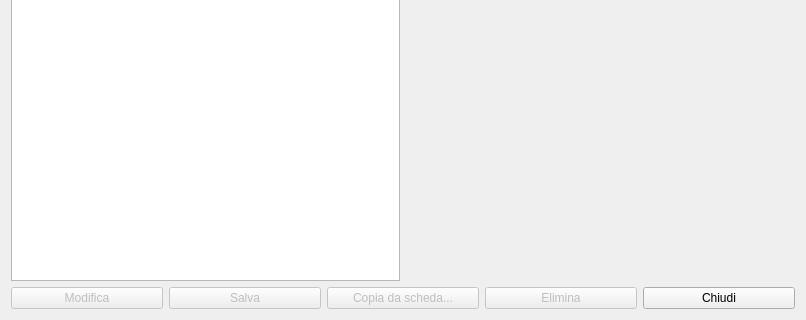
This is hschedeclienti.ui in fblabs/hamlet-mod-sancon as Qt 5 draws it before an edit; both pictures show x 0 to 806 and y 329 to 649 of the 806 by 649 pixel window. The edited form follows.
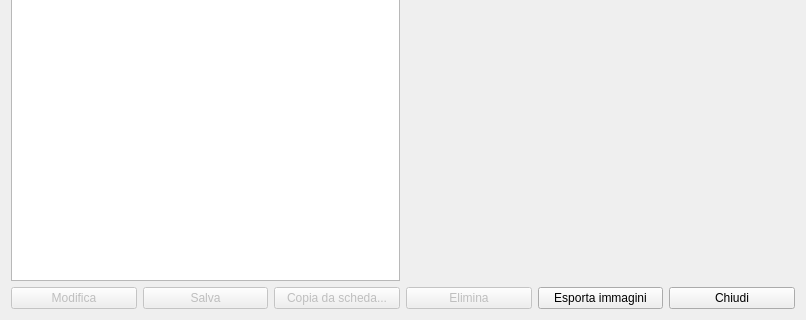
This is the edited form. Icons and pictures are not drawn. Custom widgets are drawn as their Qt base class.

Patch:
```diff
--- a/hschedeclienti.ui
+++ b/hschedeclienti.ui
@@ -197,6 +197,23 @@
        </property>
       </widget>
      </item>
+     <item>
+      <widget class="QPushButton" name="pbExport">
+       <property name="text">
+        <string>Esporta immagini</string>
+       </property>
+       <property name="icon">
+        <iconset resource="icons.qrc">
+         <normaloff>:/Resources/Downright64.png</normaloff>:/Resources/Downright64.png</iconset>
+       </property>
+       <property name="iconSize">
+        <size>
+         <width>32</width>
+         <height>32</height>
+        </size>
+       </property>
+      </widget>
+     </item>
      <item>
       <widget class="QPushButton" name="pushButton">
        <property name="text">
```
